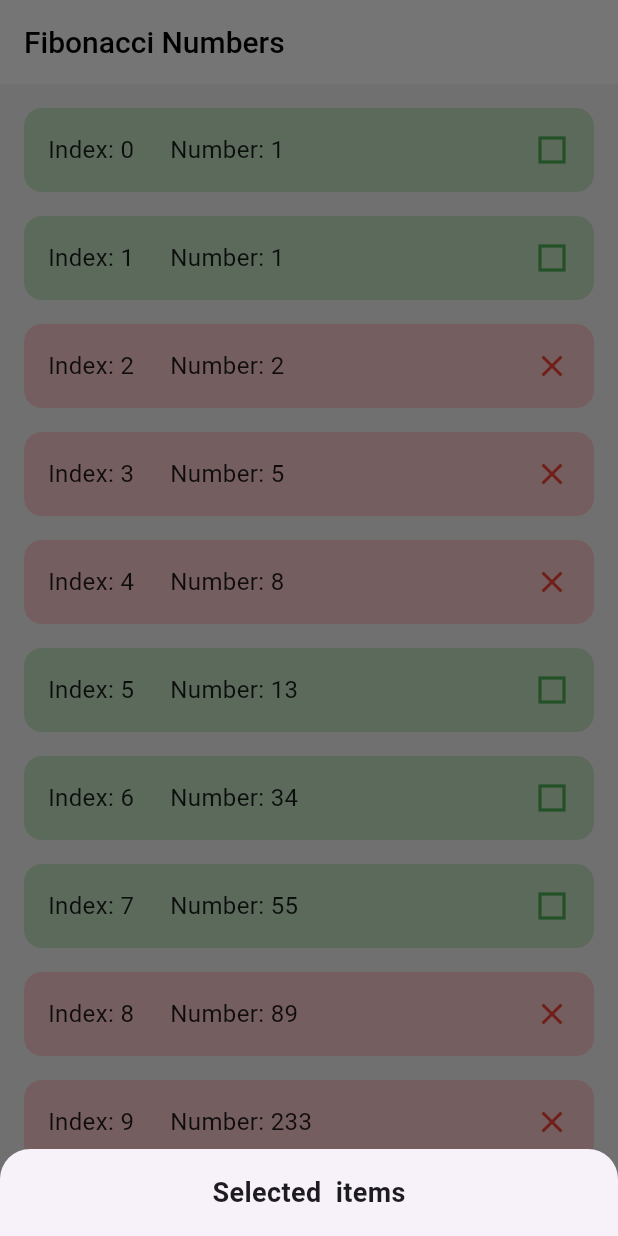
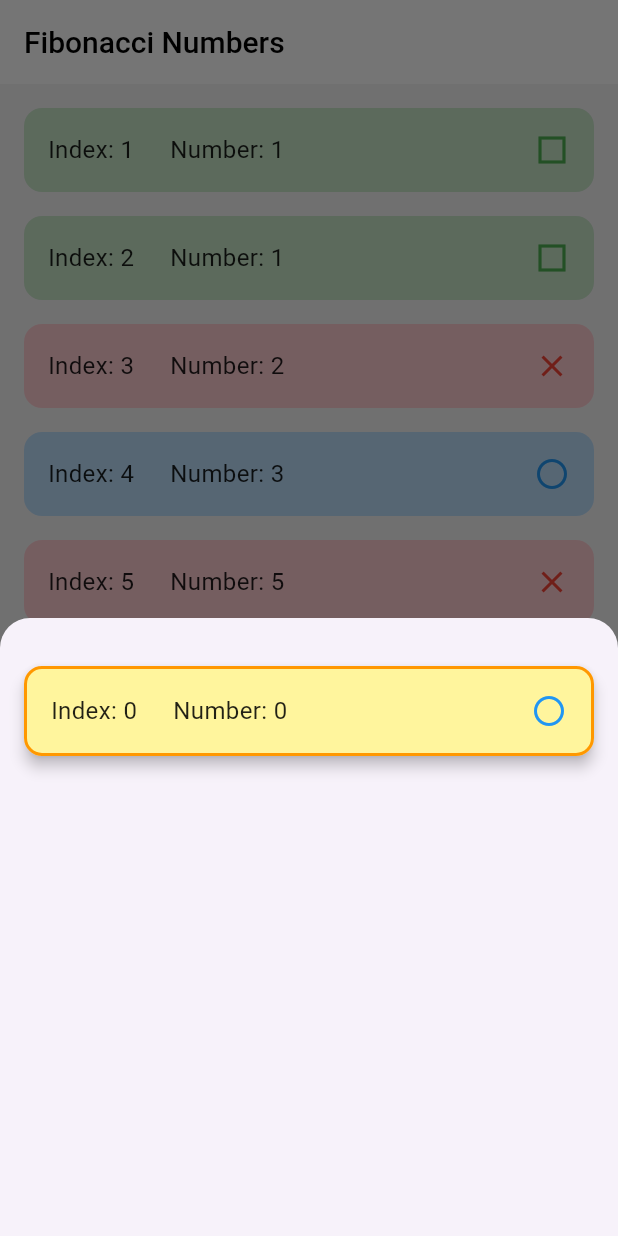
Before and after one commit to jintopia07/mobile_test_fibonacci, a Flutter app: the screen it shows after launch, after a tap on an icon or button, on a phone screen of 412 x 824 dp. Run offline on Flutter 3.47's test engine with Material 3 defaults, Android fonts, the phone set to English and light mode, and no system bars; our stand-ins replace equatable, flutter_bloc.

Commit message:
Display a BottomSheet containing a list of items

```diff
--- a/lib/bloc/fibonacci/fibonacci_bloc.dart
+++ b/lib/bloc/fibonacci/fibonacci_bloc.dart
@@ -14,26 +14,31 @@ class InitializeFibonacci extends FibonacciEvent {}
 
 class SelectFibonacciItem extends FibonacciEvent {
   final FibonacciItem item;
-  const SelectFibonacciItem(this.item);
+  final int index;
+
+  const SelectFibonacciItem(this.item, this.index);
 
   @override
-  List<Object> get props => [item];
+  List<Object> get props => [item, index];
 }
 
 class ReturnItemToMain extends FibonacciEvent {
   final FibonacciItem item;
-  const ReturnItemToMain(this.item);
+  final int index;
+
+  const ReturnItemToMain(this.item, this.index);
 
   @override
-  List<Object> get props => [item];
+  List<Object> get props => [item, index];
 }
 
 class ClearHighlight extends FibonacciEvent {}
 
 // State
 class FibonacciState extends Equatable {
-  final List<FibonacciItem> mainItems;
-  final List<FibonacciItem> selectedItems;
+  final List<MapEntry<int, FibonacciItem>>
+      mainItems; // Changed to store index with item
+  final List<MapEntry<int, FibonacciItem>> selectedItems;
   final FibonacciType? selectedType;
 
   const FibonacciState({
@@ -43,8 +48,8 @@ class FibonacciState extends Equatable {
   });
 
   FibonacciState copyWith({
-    List<FibonacciItem>? mainItems,
-    List<FibonacciItem>? selectedItems,
+    List<MapEntry<int, FibonacciItem>>? mainItems,
+    List<MapEntry<int, FibonacciItem>>? selectedItems,
     FibonacciType? selectedType,
   }) {
     return FibonacciState(
@@ -83,10 +88,13 @@ class FibonacciBloc extends Bloc<FibonacciEvent, FibonacciState> {
 
   void _onInitialize(InitializeFibonacci event, Emitter<FibonacciState> emit) {
     final fibonacci = _generateFibonacci(41);
-    final items = fibonacci.map((number) {
-      return FibonacciItem(
-        number: number,
-        type: _getTypeForNumber(number),
+    final items = fibonacci.asMap().entries.map((entry) {
+      return MapEntry(
+        entry.key,
+        FibonacciItem(
+          number: entry.value,
+          type: _getTypeForNumber(entry.value),
+        ),
       );
     }).toList();
 
@@ -94,49 +102,98 @@ class FibonacciBloc extends Bloc<FibonacciEvent, FibonacciState> {
   }
 
   void _onSelectItem(SelectFibonacciItem event, Emitter<FibonacciState> emit) {
-    // Find all items of the same type
-    final itemsOfSameType =
-        state.mainItems.where((item) => item.type == event.item.type).toList();
+    // ตรวจสอบว่า item อยู่ใน selectedItems ั้น
+    final isInSelectedItems =
+        state.selectedItems.any((entry) => entry.key == event.index);
 
-    // Remove selected items from main list
+    if (isInSelectedItems) {
+      // ถ้าอยู่ใน selectedItems แล้ว เพียงแค่<lemmaท highlight
+      final updatedSelectedItems = state.selectedItems.map((entry) {
+        // ถ้าเป็น item <lemma <lemma ให้ highlight
+        if (entry.key == event.index) {
+          return MapEntry(entry.key, entry.value.copyWith(isHighlighted: true));
+        }
+        // ถ้าไม่ใช่ ให้ลบ highlight
+        return MapEntry(entry.key, entry.value.copyWith(isHighlighted: false));
+      }).toList();
+
+      // เรียงลำ scouting ใหม่ให้ item <lemma highlight อยู่ในตำแหน่ง<lemma
+      updatedSelectedItems.sort((a, b) => a.key.compareTo(b.key));
+
+      emit(state.copyWith(
+        selectedItems: updatedSelectedItems,
+      ));
+      return;
+    }
+
+    // ลบ item ใหม่จาก main list
+    final currentSelectedItems = state.selectedItems
+        .map((e) => MapEntry(e.key, e.value.copyWith(isHighlighted: false)))
+        .toList();
+
+    final selectedEntry =
+        MapEntry(event.index, event.item.copyWith(isHighlighted: true));
+
+    if (state.selectedItems.isEmpty) {
       final remainingItems =
-        state.mainItems.where((item) => item.type != event.item.type).toList();
+          state.mainItems.where((entry) => entry.key != event.index).toList();
 
       emit(state.copyWith(
         mainItems: remainingItems,
-      selectedItems: itemsOfSameType,
+        selectedItems: [selectedEntry],
+        selectedType: event.item.type,
+      ));
+    } else {
+      if (state.selectedType != event.item.type) {
+        final updatedMainItems = [...state.mainItems];
+        updatedMainItems.addAll(currentSelectedItems);
+        updatedMainItems.sort((a, b) => a.key.compareTo(b.key));
+
+        final newRemainingItems = updatedMainItems
+            .where((entry) => entry.key != event.index)
+            .toList();
+
+        emit(state.copyWith(
+          mainItems: newRemainingItems,
+          selectedItems: [selectedEntry],
+          selectedType: event.item.type,
+        ));
+      } else {
+        final remainingItems =
+            state.mainItems.where((entry) => entry.key != event.index).toList();
+
+        final newSelectedItems = [...currentSelectedItems, selectedEntry];
+        // เรียงลำ scouting ตาม index เลือก<lemmaลำ scouting แสดงผล
+        newSelectedItems.sort((a, b) => a.key.compareTo(b.key));
+
+        emit(state.copyWith(
+          mainItems: remainingItems,
+          selectedItems: newSelectedItems,
           selectedType: event.item.type,
         ));
       }
+    }
+  }
 
   void _onReturnItem(ReturnItemToMain event, Emitter<FibonacciState> emit) {
-    // Remove item from selected items
-    final newSelectedItems = state.selectedItems
-        .where((item) => item.number != event.item.number)
-        .toList();
+    // ค่า item โดยลบ highlight
+    final returningEntry =
+        MapEntry(event.index, event.item.copyWith(isHighlighted: false));
 
-    // Add item back to main items with highlight
-    final highlightedItem = event.item.copyWith(isHighlighted: true);
-    final newMainItems = [...state.mainItems, highlightedItem]
-      ..sort((a, b) => a.number.compareTo(b.number)); // Keep sorted order
+    final updatedMainItems = [...state.mainItems, returningEntry];
+    updatedMainItems.sort((a, b) => a.key.compareTo(b.key));
+
+    final remainingSelectedItems =
+        state.selectedItems.where((entry) => entry.key != event.index).toList();
 
     emit(state.copyWith(
-      mainItems: newMainItems,
-      selectedItems: newSelectedItems,
-      selectedType: newSelectedItems.isEmpty ? null : state.selectedType,
+      mainItems: updatedMainItems,
+      selectedItems: remainingSelectedItems,
+      selectedType: remainingSelectedItems.isEmpty ? null : state.selectedType,
     ));
-
-    // Clear highlight after a delay
-    Future.delayed(const Duration(seconds: 2), () {
-      add(ClearHighlight());
-    });
   }
 
   void _onClearHighlight(ClearHighlight event, Emitter<FibonacciState> emit) {
-    final updatedMainItems = state.mainItems
-        .map((item) => item.copyWith(isHighlighted: false))
-        .toList();
-
-    emit(state.copyWith(mainItems: updatedMainItems));
+    emit(state.copyWith(selectedType: null));
   }
 }
--- a/lib/presentation/pages/fibonacci_page.dart
+++ b/lib/presentation/pages/fibonacci_page.dart
@@ -15,11 +15,13 @@ class FibonacciPage extends StatefulWidget {
 class _FibonacciPageState extends State<FibonacciPage> {
   final ScrollController _scrollController = ScrollController();
 
-  void _scrollToHighlightedItem(List<FibonacciItem> items) {
-    final highlightedIndex = items.indexWhere((item) => item.isHighlighted);
+  void _scrollToHighlightedItem(List<MapEntry<int, FibonacciItem>> items) {
+    final highlightedIndex =
+        items.indexWhere((entry) => entry.value.isHighlighted);
     if (highlightedIndex != -1) {
       _scrollController.animateTo(
-        highlightedIndex * 88.0, // Approximate height of each item
+        highlightedIndex *
+            88.0, // ความ<|im_start|>ประมาณของแต่ละ item (รวม padding)
         duration: const Duration(milliseconds: 500),
         curve: Curves.easeInOut,
       );
@@ -29,40 +31,40 @@ class _FibonacciPageState extends State<FibonacciPage> {
   void _showBottomSheet(BuildContext context, FibonacciState state) {
     showModalBottomSheet(
       context: context,
+      isScrollControlled: true,
+      constraints: BoxConstraints(
+        maxHeight: MediaQuery.of(context).size.height * 0.5,
+      ),
       shape: const RoundedRectangleBorder(
         borderRadius: BorderRadius.vertical(top: Radius.circular(20)),
       ),
-      builder: (context) => Column(
+      builder: (context) => Container(
+        padding: const EdgeInsets.symmetric(vertical: 16),
+        child: Column(
           mainAxisSize: MainAxisSize.min,
           children: [
-          Padding(
-            padding: const EdgeInsets.all(16),
-            child: Text(
-              'Selected ${state.selectedType?.toString().split('.').last ?? ''} items',
-              style: const TextStyle(
-                fontSize: 18,
-                fontWeight: FontWeight.bold,
-              ),
-            ),
-          ),
-          ListView.builder(
-            shrinkWrap: true,
-            physics: const NeverScrollableScrollPhysics(),
+            Expanded(
+              child: ListView.builder(
+                padding: const EdgeInsets.symmetric(vertical: 8),
                 itemCount: state.selectedItems.length,
                 itemBuilder: (context, index) {
-              final item = state.selectedItems[index];
+                  final entry = state.selectedItems[index];
                   return FibonacciItemWidget(
-                key: ValueKey(item.number),
-                item: item,
-                index: index,
+                    key: ValueKey(entry.value.number),
+                    item: entry.value,
+                    index: entry.key,
                     onTap: () {
-                  context.read<FibonacciBloc>().add(ReturnItemToMain(item));
-                  Navigator.pop(context);
+                      // ส่ง event เมื่อ item ใน bottomsheet
+                      context
+                          .read<FibonacciBloc>()
+                          .add(SelectFibonacciItem(entry.value, entry.key));
                     },
                   );
                 },
               ),
+            ),
           ],
+        ),
       ),
     );
   }
@@ -78,8 +80,8 @@ class _FibonacciPageState extends State<FibonacciPage> {
       backgroundColor: Colors.grey[100],
       body: BlocConsumer<FibonacciBloc, FibonacciState>(
         listener: (context, state) {
-          if (state.mainItems.any((item) => item.isHighlighted)) {
-            _scrollToHighlightedItem(state.mainItems);
+          if (state.selectedItems.isNotEmpty) {
+            _showBottomSheet(context, state);
           }
         },
         builder: (context, state) {
@@ -94,14 +96,15 @@ class _FibonacciPageState extends State<FibonacciPage> {
             padding: const EdgeInsets.symmetric(vertical: 8),
             itemCount: state.mainItems.length,
             itemBuilder: (context, index) {
-              final item = state.mainItems[index];
+              final entry = state.mainItems[index];
               return FibonacciItemWidget(
-                key: ValueKey(item.number),
-                item: item,
-                index: index,
+                key: ValueKey(entry.value.number),
+                item: entry.value,
+                index: entry.key,
                 onTap: () {
-                  context.read<FibonacciBloc>().add(SelectFibonacciItem(item));
-                  _showBottomSheet(context, state);
+                  context
+                      .read<FibonacciBloc>()
+                      .add(SelectFibonacciItem(entry.value, entry.key));
                 },
               );
             },
--- a/lib/presentation/screens/main_screen.dart
+++ b/lib/presentation/screens/main_screen.dart
@@ -15,14 +15,14 @@ class MainScreen extends StatelessWidget {
               ListView.builder(
                 itemCount: state.mainItems.length,
                 itemBuilder: (context, index) {
-                  final item = state.mainItems[index];
+                  final entry = state.mainItems[index];
                   return FibonacciItemWidget(
-                    item: item,
-                    index: index,
+                    item: entry.value,
+                    index: entry.key,
                     onTap: () {
                       context
                           .read<FibonacciBloc>()
-                          .add(SelectFibonacciItem(item));
+                          .add(SelectFibonacciItem(entry.value, entry.key));
                     },
                   );
                 },
@@ -64,10 +64,10 @@ class MainScreen extends StatelessWidget {
                           physics: const NeverScrollableScrollPhysics(),
                           itemCount: state.selectedItems.length,
                           itemBuilder: (context, index) {
-                            final item = state.selectedItems[index];
+                            final entry = state.selectedItems[index];
                             return FibonacciItemWidget(
-                              item: item,
-                              index: index,
+                              item: entry.value,
+                              index: entry.key,
                               onTap: () {}, // Disabled tap in bottom sheet
                             );
                           },
--- a/lib/presentation/widgets/fibonacci_item_widget.dart
+++ b/lib/presentation/widgets/fibonacci_item_widget.dart
@@ -56,7 +56,7 @@ class FibonacciItemWidget extends StatelessWidget {
   @override
   Widget build(BuildContext context) {
     return Card(
-      elevation: item.isHighlighted ? 4 : 0,
+      elevation: item.isHighlighted ? 4 : 0, // เล่ม elevation เมื่อ highlight
       margin: const EdgeInsets.symmetric(horizontal: 16, vertical: 8),
       shape: RoundedRectangleBorder(
         borderRadius: BorderRadius.circular(12),
@@ -70,7 +70,8 @@ class FibonacciItemWidget extends StatelessWidget {
             color: _getBackgroundColor(),
             borderRadius: BorderRadius.circular(12),
             border: item.isHighlighted
-                ? Border.all(color: Colors.orange, width: 2)
+                ? Border.all(
+                    color: Colors.orange, width: 2) // เล่มขอบเมื่อ highlight
                 : null,
           ),
           child: Row(
```
Lines whose indentation alone changed are shown as unchanged.
